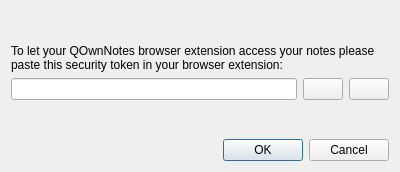
First picture: the form in src/dialogs/websockettokendialog.ui, repository pbek/QOwnNotes, before the edit.
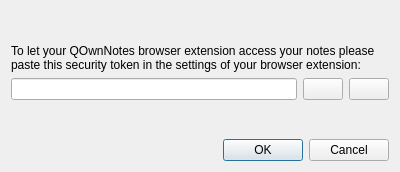
Second picture: the form after the edit. Icons and pictures are not drawn.

Commit message: Add more descriptive text in browser extension security token dialog

```diff
--- a/src/dialogs/websockettokendialog.ui
+++ b/src/dialogs/websockettokendialog.ui
@@ -23,7 +23,7 @@
    <item row="1" column="0" colspan="3">
     <widget class="QLabel" name="label">
      <property name="text">
-      <string>To let your QOwnNotes browser extension access your notes please paste this security token in your browser extension:</string>
+      <string>To let your QOwnNotes browser extension access your notes please paste this security token in the settings of your browser extension:</string>
      </property>
      <property name="wordWrap">
       <bool>true</bool>
```
The commit also changes 40 other files.
